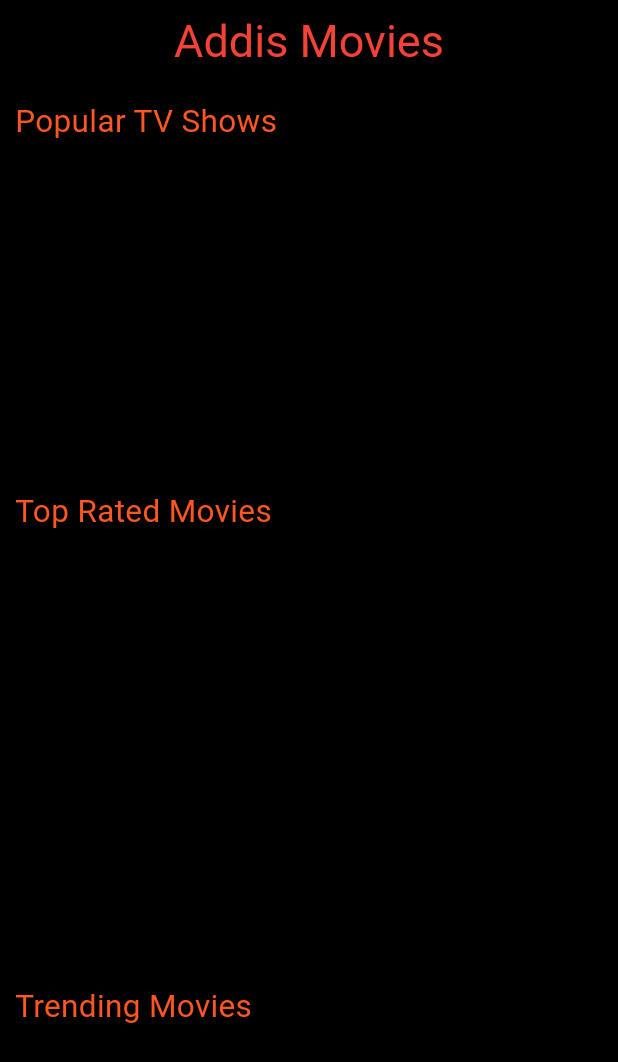
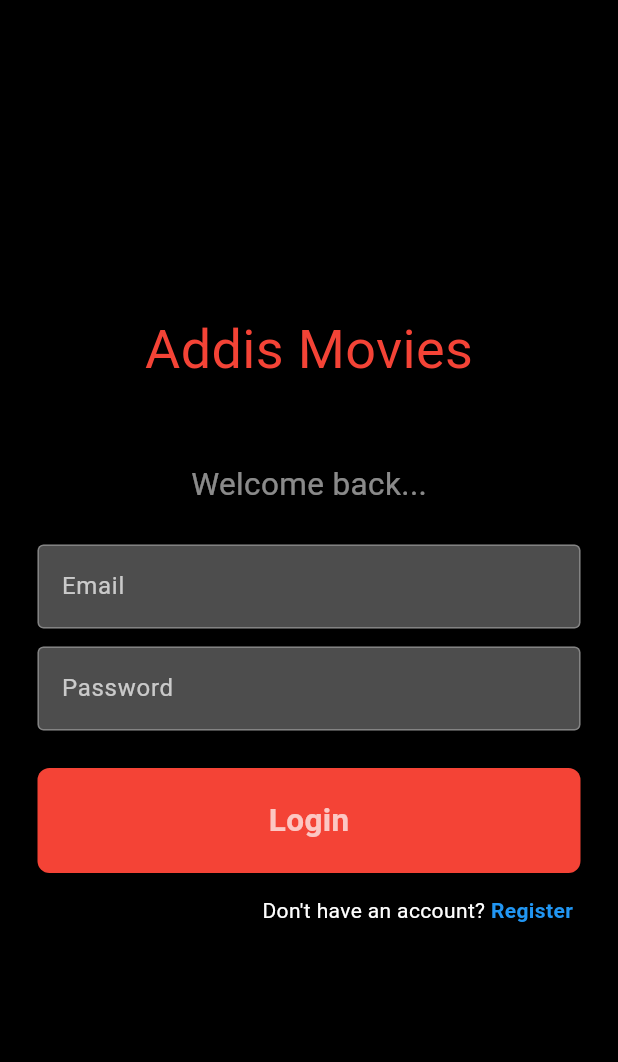
Before and after one commit to addiscodr/addis_movies, a Flutter app: the screen it shows after launch, on a phone screen of 412 x 824 dp. Shown: the top 1062 px of the screen. Run offline on Flutter 3.47's test engine with Material 3 defaults, Android fonts, the phone set to English and light mode, and no system bars; our stand-ins replace flutter_dotenv, google_fonts; missing offline and left inert: tmdb_api.

Commit message:
Add login_or_register_page.dart, login_page.dart, register_page.dart, my_button.dart, and my_textfield.dart to code base; modify main.dart file

```diff
--- /dev/null
+++ b/lib/auth/login_or_register_page.dart
@@ -0,0 +1,31 @@
+import 'package:addis_movies/pages/login_page.dart';
+import 'package:addis_movies/pages/register_page.dart';
+import 'package:flutter/material.dart';
+
+class LoginOrRegisterPage extends StatefulWidget {
+  const LoginOrRegisterPage({super.key});
+
+  @override
+  State<LoginOrRegisterPage> createState() => _LoginOrRegisterPageState();
+}
+
+class _LoginOrRegisterPageState extends State<LoginOrRegisterPage> {
+  // initially, show login page
+  bool showLoginPage = true;
+
+  // toggle between login and register pages
+  void togglePages() {
+    setState(() {
+      showLoginPage = !showLoginPage;
+    });
+  }
+
+  @override
+  Widget build(BuildContext context) {
+    if (showLoginPage) {
+      return LoginPage(onTap: togglePages);
+    } else {
+      return RegisterPage(onTap: togglePages);
+    }
+  }
+}
--- a/lib/main.dart
+++ b/lib/main.dart
@@ -1,4 +1,4 @@
-import 'package:addis_movies/pages/home_page.dart';
+import 'package:addis_movies/auth/login_or_register_page.dart';
 import 'package:flutter/material.dart';
 import 'package:flutter_dotenv/flutter_dotenv.dart';
 
@@ -11,7 +11,7 @@ Future<void> main() async {
 class MyApp extends StatelessWidget {
   const MyApp({super.key});
 
-  // This widget is the root of your application.
+
   @override
   Widget build(BuildContext context) {
     return MaterialApp(
@@ -23,7 +23,7 @@ class MyApp extends StatelessWidget {
         colorScheme: ColorScheme.dark(primary: Colors.green),
       ),
 
-      home: const HomePage(),
+      home: const LoginOrRegisterPage(),
     );
   }
 }
--- /dev/null
+++ b/lib/pages/login_page.dart
@@ -0,0 +1,94 @@
+import 'package:addis_movies/widgets/my_button.dart';
+import 'package:addis_movies/widgets/my_textfield.dart';
+import 'package:flutter/material.dart';
+
+class LoginPage extends StatefulWidget {
+  // tap to go to register page
+  final void Function()? onTap;
+  const LoginPage({super.key, required this.onTap});
+
+  @override
+  State<LoginPage> createState() => _LoginPageState();
+}
+
+class _LoginPageState extends State<LoginPage> {
+  // email and pw controllers
+  final TextEditingController _emailController = TextEditingController();
+  final TextEditingController _pwController = TextEditingController();
+
+  @override
+  void dispose() {
+    _emailController.dispose();
+    _pwController.dispose();
+    super.dispose();
+  }
+
+  void login() {}
+
+  @override
+  Widget build(BuildContext context) {
+    return Scaffold(
+      backgroundColor: Colors.black,
+      body: Center(
+        child: Column(
+          mainAxisAlignment: MainAxisAlignment.center,
+          children: [
+            // logo
+            const Text(
+              'Addis Movies',
+              style: TextStyle(color: Colors.red, fontSize: 36),
+            ),
+            const SizedBox(height: 50),
+            // welcome back message
+            const Text(
+              'Welcome back...',
+              style: TextStyle(color: Colors.white54, fontSize: 21),
+            ),
+            const SizedBox(height: 25),
+
+            // email textfield
+            MyTextfield(
+              hintText: "Email",
+              obscureText: false,
+              controller: _emailController,
+            ),
+            const SizedBox(height: 12),
+
+            // pw textfield
+            MyTextfield(
+              hintText: "Password",
+              obscureText: true,
+              controller: _pwController,
+            ),
+            const SizedBox(height: 25),
+
+            // login button
+            MyButton(text: "Login", onTap: login),
+            const SizedBox(height: 15),
+
+            // register now
+            Container(
+              margin: EdgeInsets.only(right: 30),
+              child: Row(
+                mainAxisAlignment: MainAxisAlignment.end,
+                children: [
+                  Text("Don't have an account? "),
+                  GestureDetector(
+                    onTap: widget.onTap,
+                    child: Text(
+                      "Register",
+                      style: TextStyle(
+                        fontWeight: FontWeight.bold,
+                        color: Colors.blue,
+                      ),
+                    ),
+                  ),
+                ],
+              ),
+            ),
+          ],
+        ),
+      ),
+    );
+  }
+}
--- /dev/null
+++ b/lib/widgets/my_button.dart
@@ -0,0 +1,28 @@
+import 'package:flutter/material.dart';
+
+class MyButton extends StatelessWidget {
+  final String text;
+  final void Function()? onTap;
+  const MyButton({super.key, required this.text, required this.onTap});
+
+  @override
+  Widget build(BuildContext context) {
+    return GestureDetector(
+      onTap: onTap,
+      child: Container(
+        decoration: BoxDecoration(
+          color: Colors.red,
+          borderRadius: BorderRadius.circular(8),
+        ),
+        padding: EdgeInsets.all(20),
+        margin: EdgeInsets.symmetric(horizontal: 25),
+        child: Center(
+          child: Text(
+            text,
+            style: TextStyle(color: Colors.white70, fontSize: 21, fontWeight: FontWeight.bold),
+          ),
+        ),
+      ),
+    );
+  }
+}
--- /dev/null
+++ b/lib/widgets/my_textfield.dart
@@ -0,0 +1,38 @@
+import 'package:flutter/material.dart';
+
+class MyTextfield extends StatelessWidget {
+  final String hintText;
+  final bool obscureText;
+  final TextEditingController controller;
+
+  const MyTextfield({
+    super.key,
+    required this.hintText,
+    required this.obscureText,
+    required this.controller,
+
+  });
+
+  @override
+  Widget build(BuildContext context) {
+    return Padding(
+      padding: const EdgeInsets.symmetric(horizontal: 25),
+      child: TextField(
+        obscureText: obscureText,
+        controller: controller,
+        decoration: InputDecoration(
+          enabledBorder: OutlineInputBorder(
+            borderSide: BorderSide(color: Colors.white30),
+          ),
+          focusedBorder: OutlineInputBorder(
+            borderSide: BorderSide(color: Colors.white70),
+          ),
+          fillColor: Colors.white30,
+          filled: true,
+          hintText: hintText,
+          hintStyle: TextStyle(color: Colors.white70),
+        ),
+      ),
+    );
+  }
+}
```
Also changed, not shown: lib/pages/register_page.dart (added, +104 -0 lines).
